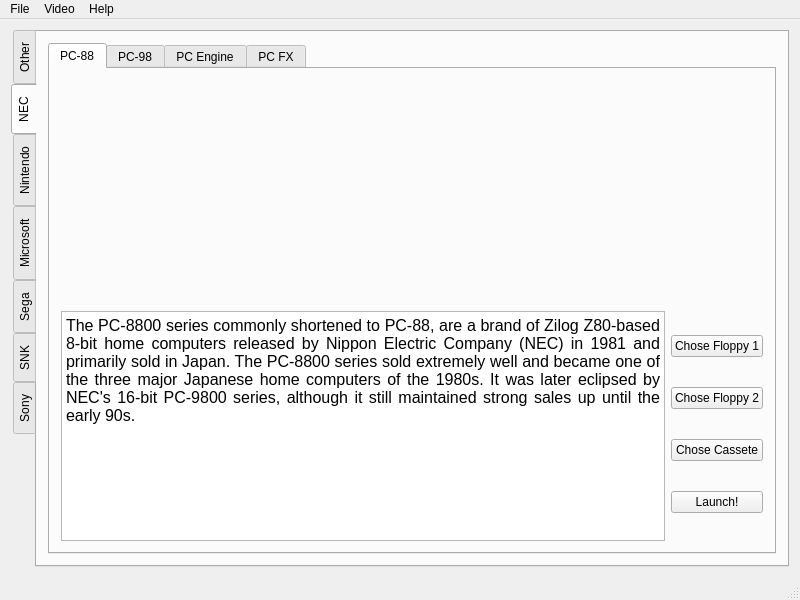
Old version of the form BlackNoah/mainwindow.ui in the repository Rugaliz/Black_Noah.
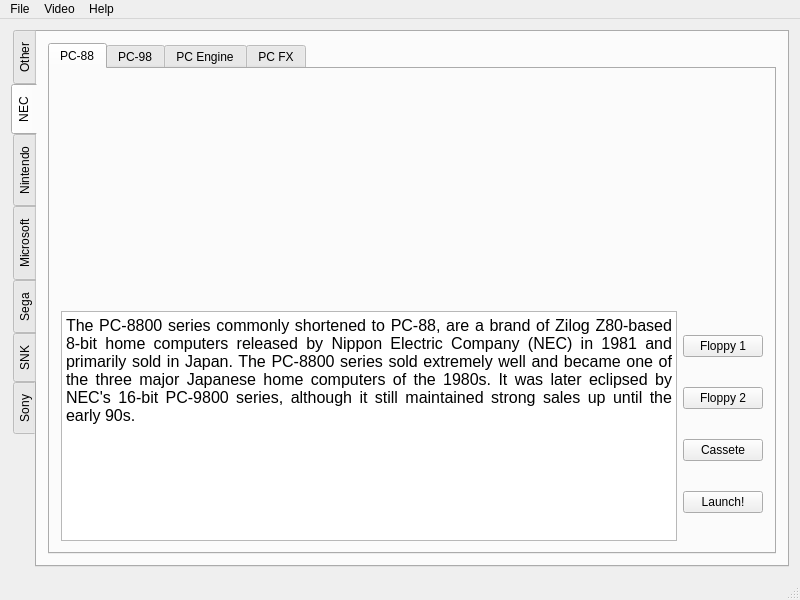
New version of the form. The open tabs and pages were chosen to show the change.

Commit message: More consistent naming of buttons

The edit to the form file:
```diff
--- a/BlackNoah/mainwindow.ui
+++ b/BlackNoah/mainwindow.ui
@@ -289,21 +289,21 @@
                 <item>
                  <widget class="QPushButton" name="Chose_file_PC88_floppy1">
                   <property name="text">
-                   <string>Chose Floppy 1</string>
+                   <string>Floppy 1</string>
                   </property>
                  </widget>
                 </item>
                 <item>
                  <widget class="QPushButton" name="Chose_file_PC88_floppy2">
                   <property name="text">
-                   <string>Chose Floppy 2</string>
+                   <string>Floppy 2</string>
                   </property>
                  </widget>
                 </item>
                 <item>
                  <widget class="QPushButton" name="Chose_file_PC88_Cassete">
                   <property name="text">
-                   <string>Chose Cassete</string>
+                   <string>Cassete</string>
                   </property>
                  </widget>
                 </item>
```
Left out of the diff: 64 changed lines with no effect on the pictures. The commit also changes 1 other file.
